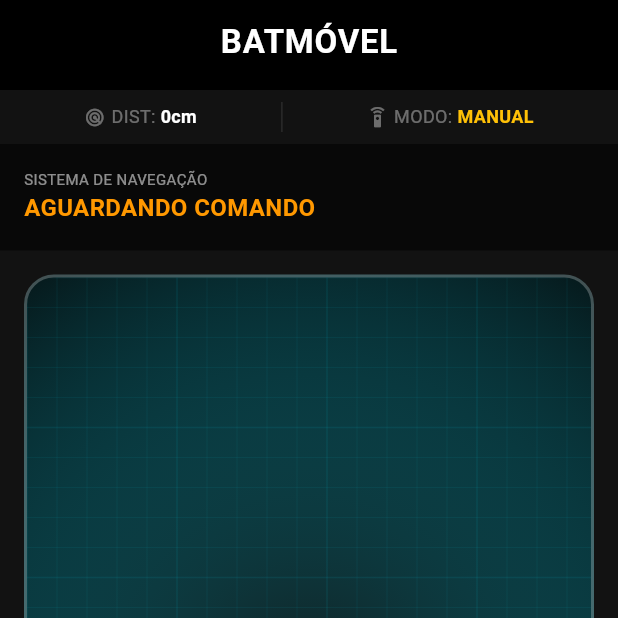
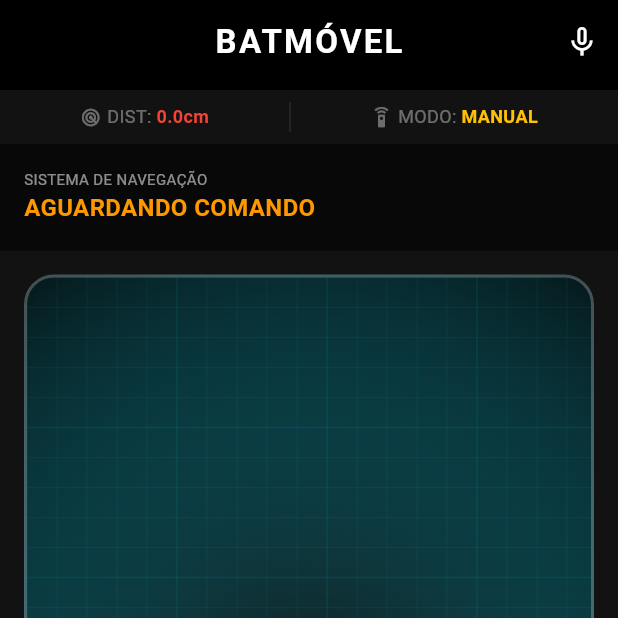
Before and after one commit to JeaneMirele/SistemaCarroDoBatman, a Flutter app: the screen it shows after launch, item 2 of the bottom bar chosen, on a phone screen of 412 x 824 dp, the top half of it. Run offline on Flutter 3.47's test engine with Material 3 defaults, Android fonts, the phone set to English and light mode, and no system bars; our stand-ins replace firebase_core, firebase_database, google_fonts, speech_to_text; missing offline and left inert: flutter_joystick; accounts and stored records are empty.

```diff
--- a/lib/models/carro.dart
+++ b/lib/models/carro.dart
@@ -9,6 +9,9 @@ class CarroModel {
   bool stealth;
   bool turbo;
 
+  bool ignicao;
+  double angulo;
+
   CarroModel({
     this.destinoX = 0,
     this.destinoY = 0,
@@ -19,8 +22,11 @@ class CarroModel {
     this.modoDirecao = "manual",
     this.stealth = false,
     this.turbo = false,
+    this.ignicao = false,
+    this.angulo = 0,
   });
 
+  // Método usado pelo Service para ler dados do Firebase
   factory CarroModel.fromMap(Map<dynamic, dynamic> map) {
     return CarroModel(
       destinoX: (map['destinoX'] ?? 0).toDouble(),
@@ -32,8 +38,11 @@ class CarroModel {
       modoDirecao: map['modoDirecao'] ?? "manual",
       stealth: map['stealth'] ?? false,
       turbo: map['turbo'] ?? false,
+      ignicao: map['ignicao'] ?? false,
+      angulo: (map['angulo'] ?? 0).toDouble(),
     );
   }
+
 
   Map<String, dynamic> toMap() {
     return {
@@ -46,6 +55,8 @@ class CarroModel {
       'modoDirecao': modoDirecao,
       'stealth': stealth,
       'turbo': turbo,
+      'ignicao': ignicao,
+      'angulo': angulo,
     };
   }
 }
--- a/lib/ui/views/carro_view.dart
+++ b/lib/ui/views/carro_view.dart
@@ -25,21 +25,31 @@ class _BatScreenState extends State<BatScreen> {
 
     return Scaffold(
       appBar: AppBar(
-        title: const Text("BATMÓVEL"),
+        title: const Text("BATMÓVEL", style: TextStyle(fontWeight: FontWeight.bold, letterSpacing: 1.5)),
         centerTitle: true,
         backgroundColor: Colors.black,
         elevation: 0,
+        actions: [
+          IconButton(
+            icon: Icon(
+                vm.isListening ? Icons.mic : Icons.mic_none,
+                color: vm.isListening ? Colors.red : Colors.white
+            ),
+            onPressed: () => vm.listenVoiceCommand(),
+          )
+        ],
         bottom: PreferredSize(
           preferredSize: const Size.fromHeight(40),
           child: _buildTelemetryBar(vm),
         ),
       ),
 
-
       body: IndexedStack(
         index: _currentIndex,
         children: _screens,
       ),
+
+      // REMOVIDO: O FloatingActionButton não está mais aqui.
 
       bottomNavigationBar: BottomNavigationBar(
         currentIndex: _currentIndex,
@@ -67,7 +77,6 @@ class _BatScreenState extends State<BatScreen> {
     );
   }
 
-
   Widget _buildTelemetryBar(CarroViewModel vm) {
     return Container(
       color: const Color(0xFF121212),
@@ -75,7 +84,8 @@ class _BatScreenState extends State<BatScreen> {
       child: Row(
         mainAxisAlignment: MainAxisAlignment.spaceEvenly,
         children: [
-          _telemetryItem("DIST", "${vm.state.distancia.toInt()}cm", Icons.radar),
+          _telemetryItem("DIST", "${vm.state.distancia.toStringAsFixed(1)}cm", Icons.radar,
+              color: vm.state.distancia < 15 ? Colors.red : Colors.greenAccent),
           Container(width: 1, height: 20, color: Colors.white10),
           _telemetryItem("MODO", vm.state.modoDirecao.toUpperCase(), Icons.settings_remote,
               color: vm.state.modoDirecao == 'automatico' ? Colors.cyan : Colors.amber),
```
Also changed, not shown: lib/data/services/carro_service.dart (+22 -3 lines), lib/ui/view_models/carro_view_model.dart (+49 -9 lines), lib/ui/views/controle_manual_view.dart (+37 -35 lines), 1 other file.
